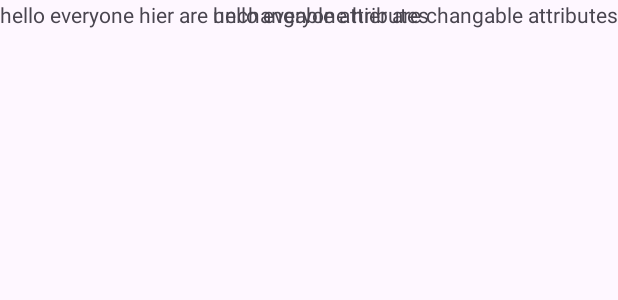
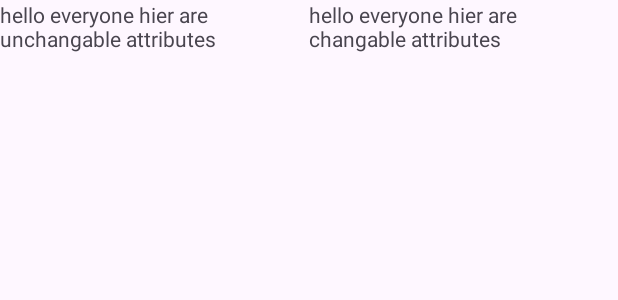
Before and after one commit to in-the-neon-sunrise/LavenderLang, an Android app: the layout grammar_rule_line_activity.xml on its own in the app's theme, with its tools: preview values and no code run, on a phone screen of 412 x 824 dp. Shown: the top 300 px of the screen. Run offline under Robolectric (Android 15) with nearby library versions, the phone set to English and light mode, and no system bars.

Commit message:
grammar rules list continuation 2

```diff
--- /dev/null
+++ b/app/src/main/res/layout/grammar_rule_activity.xml
@@ -0,0 +1,6 @@
+<?xml version="1.0" encoding="utf-8"?>
+<androidx.constraintlayout.widget.ConstraintLayout xmlns:android="http://schemas.android.com/apk/res/android"
+    android:layout_width="match_parent"
+    android:layout_height="match_parent">
+
+</androidx.constraintlayout.widget.ConstraintLayout>
--- a/app/src/main/res/layout/grammar_rule_line_activity.xml
+++ b/app/src/main/res/layout/grammar_rule_line_activity.xml
@@ -5,26 +5,27 @@
     xmlns:tools="http://schemas.android.com/tools"
     android:layout_width="match_parent"
     android:layout_height="match_parent"
-    android:orientation="vertical">
+    android:orientation="vertical"
+    app:layout_constraintHorizontal_weight="2">
 
 
     <TextView
         android:id="@+id/textViewUnchangeableAttributes"
-        android:layout_width="wrap_content"
+        android:layout_width="0dp"
         android:layout_height="wrap_content"
         android:text="hello everyone hier are unchangable attributes"
-        android:inputType="textMultiLine"
         app:layout_constraintStart_toStartOf="parent"
+        app:layout_constraintEnd_toStartOf="@+id/textViewChangeableAttributes"
         app:layout_constraintTop_toTopOf="parent"
-        android:layout_weight="1"/>
+        app:layout_constraintHorizontal_weight="1"/>
 
     <TextView
         android:id="@+id/textViewChangeableAttributes"
-        android:layout_width="wrap_content"
+        android:layout_width="0dp"
         android:layout_height="wrap_content"
         android:text="hello everyone hier are changable attributes"
-        android:inputType="textMultiLine"
+        app:layout_constraintStart_toEndOf="@+id/textViewUnchangeableAttributes"
         app:layout_constraintEnd_toEndOf="parent"
         app:layout_constraintTop_toTopOf="parent"
-        android:layout_weight="1" />
+        app:layout_constraintHorizontal_weight="1" />
 </androidx.constraintlayout.widget.ConstraintLayout>
```
Also changed, not shown: app/src/main/java/com/lavenderlang/GrammarActivity.kt (+8 -2 lines), app/src/main/java/com/lavenderlang/GrammarRuleActivity.kt (added, +15 -0 lines).
